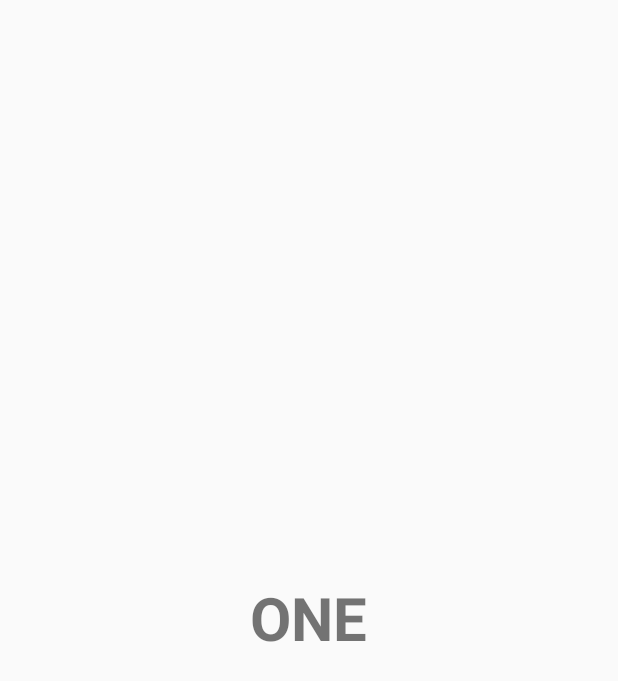
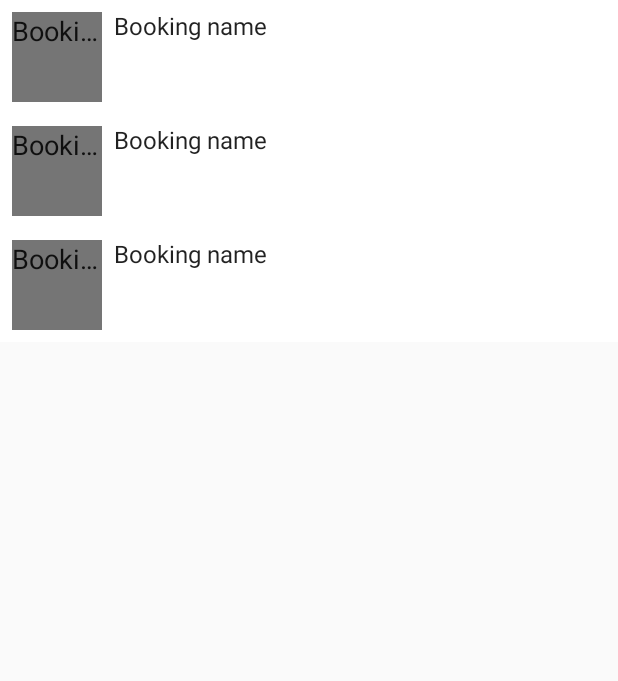
Before and after one commit to mengwangk/firebase-serverless-app, an Android app: the layout fragment_queue.xml on its own in the app's theme, with its tools: preview values and no code run, on a phone screen of 412 x 824 dp. Shown: the top 681 px of the screen. Run offline under Robolectric (Android 15) with nearby library versions, the phone set to English and light mode, and no system bars.

Commit message:
Updated files

```diff
--- a/app/android/app/build.gradle
+++ b/app/android/app/build.gradle
@@ -59,14 +59,13 @@ dependencies {
     annotationProcessor "android.arch.lifecycle:compiler:1.0.0"
 
     // Third-party libraries
-    compile 'me.zhanghai.android.materialratingbar:library:1.0.2'
     compile 'com.github.bumptech.glide:glide:3.7.0'
     compile 'com.karumi:dexter:4.2.0'
     compile 'com.google.code.gson:gson:2.8.2'
     compile 'com.squareup.retrofit2:retrofit:2.3.0'
     compile 'com.squareup.retrofit2:converter-gson:2.3.0'
     compile 'org.greenrobot:eventbus:3.1.1'
-    compile 'org.greenrobot:greendao:3.2.2' // add library
+    compile 'org.greenrobot:greendao:3.2.2'
 }
 
 apply plugin: 'com.google.gms.google-services'
--- a/app/android/app/src/main/java/com/leisue/kyoo/KyooConfig.java
+++ b/app/android/app/src/main/java/com/leisue/kyoo/KyooConfig.java
@@ -1,5 +1,6 @@
 package com.leisue.kyoo;
 
+import com.leisue.kyoo.model.Entity;
 import com.leisue.kyoo.service.KyooService;
 
 /**
--- a/app/android/app/src/main/java/com/leisue/kyoo/service/KyooService.java
+++ b/app/android/app/src/main/java/com/leisue/kyoo/service/KyooService.java
@@ -22,8 +22,7 @@ public interface KyooService {
     @GET("/entity/{entityId}/queue")
     Call<List<Queue>> getQueues(@Path("entityId") String entityId);
 
-
     @GET("/queue/{entityId}/{queueId}")
-    Call<List<Booking>> getBooking(@Path("entityId") String entityId, @Path("queueId") String queueId);
+    Call<List<Booking>> getBookings(@Path("entityId") String entityId, @Path("queueId") String queueId);
 
 }
--- a/app/android/app/src/main/res/layout/activity_main.xml
+++ b/app/android/app/src/main/res/layout/activity_main.xml
@@ -21,6 +21,7 @@
             android:layout_width="match_parent"
             android:layout_height="wrap_content"
             app:tabMode="scrollable"/>
+
     </android.support.design.widget.AppBarLayout>
 
     <android.support.v4.view.ViewPager
@@ -28,4 +29,6 @@
         android:layout_width="match_parent"
         android:layout_height="match_parent"
         app:layout_behavior="@string/appbar_scrolling_view_behavior" />
+
+
 </android.support.design.widget.CoordinatorLayout>
--- a/app/android/app/src/main/res/layout/fragment_queue.xml
+++ b/app/android/app/src/main/res/layout/fragment_queue.xml
@@ -2,14 +2,44 @@
     xmlns:tools="http://schemas.android.com/tools"
     android:layout_width="match_parent"
     android:layout_height="match_parent"
-    tools:context="com.leisue.kyoo.fragment.OneFragment">
+    tools:context="com.leisue.kyoo.fragment.QueueFragment">
 
-    <TextView
+    <android.support.v7.widget.RecyclerView
+        android:id="@+id/recycler_bookings"
+        android:layout_width="match_parent"
+        android:layout_height="wrap_content"
+        android:background="@android:color/white"
+        tools:listitem="@layout/item_booking" />
+
+     <!-- Empty list view -->
+    <LinearLayout
+        android:id="@+id/view_empty"
         android:layout_width="wrap_content"
         android:layout_height="wrap_content"
-        android:text="@string/one"
-        android:textSize="40dp"
-        android:textStyle="bold"
-        android:layout_centerInParent="true"/>
+        android:layout_alignParentBottom="true"
+        android:layout_centerHorizontal="true"
+        android:gravity="center"
+        android:orientation="vertical"
+        android:visibility="gone"
+        tools:visibility="gone">
+
+        <TextView
+            style="@style/AppTheme.Body1"
+            android:layout_width="wrap_content"
+            android:layout_height="wrap_content"
+            android:gravity="center"
+            android:text="@string/message_no_results"
+            android:textColor="@color/greyDisabled" />
+
+    </LinearLayout>
+
+    <ProgressBar
+        android:id="@+id/progress_loading"
+        android:layout_width="wrap_content"
+        android:layout_height="wrap_content"
+        android:layout_alignBottom="@+id/recycler_bookings"
+        android:layout_alignTop="@+id/recycler_bookings"
+        android:layout_centerHorizontal="true"
+        android:visibility="gone" />
 
 </RelativeLayout>
--- /dev/null
+++ b/app/android/app/src/main/res/layout/item_booking.xml
@@ -0,0 +1,36 @@
+<?xml version="1.0" encoding="utf-8"?>
+<RelativeLayout xmlns:android="http://schemas.android.com/apk/res/android"
+    xmlns:tools="http://schemas.android.com/tools"
+    android:layout_width="match_parent"
+    android:layout_height="wrap_content"
+    android:background="?attr/selectableItemBackground"
+    android:orientation="vertical"
+    android:padding="8dp">
+
+    <TextView
+        android:id="@+id/booking_no"
+        style="@style/AppTheme.Header"
+        android:layout_width="60dp"
+        android:layout_height="60dp"
+        android:background="#757575"
+        android:ellipsize="end"
+        android:maxLines="1"
+        tools:text="Booking id" />
+
+    <TextView
+        android:id="@+id/booking_name"
+        style="@style/AppTheme.Subheader"
+        android:layout_width="wrap_content"
+        android:layout_height="wrap_content"
+        android:layout_alignTop="@+id/booking_no"
+        android:layout_marginBottom="4dp"
+        android:layout_marginLeft="8dp"
+        android:layout_marginTop="-2dp"
+        android:layout_toRightOf="@+id/booking_no"
+        android:ellipsize="end"
+        android:maxLines="1"
+        tools:text="Booking name" />
+
+
+
+</RelativeLayout>
--- a/app/android/app/src/main/res/values/colors.xml
+++ b/app/android/app/src/main/res/values/colors.xml
@@ -6,4 +6,6 @@
     <color name="windowBackground">#FFFFFF</color>
     <color name="navigationBarColor">#000000</color>
     <color name="colorAccent">#c8e8ff</color>
+
+    <color name="greyDisabled">#61000000</color>
 </resources>
--- a/app/android/app/src/main/res/values/styles.xml
+++ b/app/android/app/src/main/res/values/styles.xml
@@ -12,4 +12,20 @@
         <item name="colorAccent">@color/colorAccent</item>
     </style>
 
+    <style name="AppTheme.Header">
+        <item name="android:fontFamily">sans-serif</item>
+        <item name="android:textSize">18sp</item>
+    </style>
+
+    <style name="AppTheme.Subheader">
+        <item name="android:fontFamily">sans-serif</item>
+        <item name="android:textSize">16sp</item>
+    </style>
+
+    <style name="AppTheme.Body1">
+        <item name="android:fontFamily">sans-serif</item>
+        <item name="android:textSize">14sp</item>
+    </style>
+
+
 </resources>
```
Also changed, not shown: app/android/app/src/main/java/com/leisue/kyoo/KyooApp.java (+46 -2 lines), app/android/app/src/main/java/com/leisue/kyoo/activity/MainActivity.java (+13 -6 lines), app/android/app/src/main/java/com/leisue/kyoo/adapter/FirestoreAdapter.java (added, +130 -0 lines), app/android/app/src/main/java/com/leisue/kyoo/adapter/QueueAdapter.java (added, +83 -0 lines), app/android/app/src/main/java/com/leisue/kyoo/fragment/QueueFragment.java (+29 -2 lines), app/android/app/src/main/res/values/strings.xml (+1 -11 lines).
